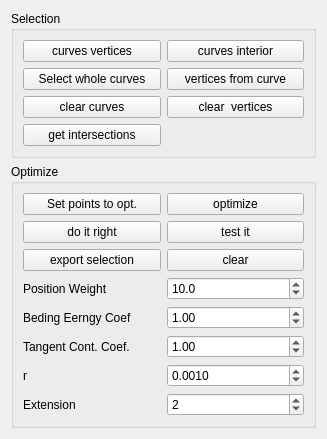
This is elastic/elasticpanel.ui in nullas/PetGL as Qt 5 draws it before an edit. The edited form follows.
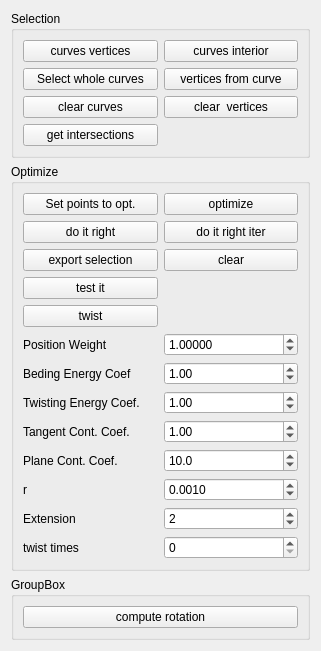
This is the edited form.

Commit message: gonna to add twisting energy

```diff
--- a/elastic/elasticpanel.ui
+++ b/elastic/elasticpanel.ui
@@ -6,14 +6,220 @@
    <rect>
     <x>0</x>
     <y>0</y>
-    <width>327</width>
-    <height>387</height>
+    <width>321</width>
+    <height>647</height>
    </rect>
   </property>
   <property name="windowTitle">
    <string>Form</string>
   </property>
   <layout class="QGridLayout" name="gridLayout_4">
+   <item row="2" column="0">
+    <widget class="QGroupBox" name="Optimize">
+     <property name="title">
+      <string>Optimize</string>
+     </property>
+     <layout class="QGridLayout" name="gridLayout">
+      <item row="0" column="0">
+       <widget class="QPushButton" name="pushButton_setInvolved">
+        <property name="text">
+         <string>Set points to opt.</string>
+        </property>
+       </widget>
+      </item>
+      <item row="2" column="1">
+       <widget class="QPushButton" name="pushButton_clear">
+        <property name="text">
+         <string>clear</string>
+        </property>
+       </widget>
+      </item>
+      <item row="9" column="0">
+       <widget class="QLabel" name="label_PlaneConstraintsCoef">
+        <property name="text">
+         <string>Plane Cont. Coef.</string>
+        </property>
+       </widget>
+      </item>
+      <item row="7" column="0">
+       <widget class="QLabel" name="label">
+        <property name="text">
+         <string>Twisting Energy Coef.</string>
+        </property>
+       </widget>
+      </item>
+      <item row="2" column="0">
+       <widget class="QPushButton" name="pushButton_exprotSelection">
+        <property name="text">
+         <string>export selection</string>
+        </property>
+       </widget>
+      </item>
+      <item row="5" column="0">
+       <widget class="QLabel" name="label_PositionConstraintsWeight">
+        <property name="text">
+         <string>Position Weight</string>
+        </property>
+       </widget>
+      </item>
+      <item row="10" column="1">
+       <widget class="QDoubleSpinBox" name="doubleSpinBox_collisionradius">
+        <property name="decimals">
+         <number>4</number>
+        </property>
+        <property name="maximum">
+         <double>1.000000000000000</double>
+        </property>
+        <property name="singleStep">
+         <double>0.001000000000000</double>
+        </property>
+        <property name="value">
+         <double>0.001000000000000</double>
+        </property>
+       </widget>
+      </item>
+      <item row="1" column="1">
+       <widget class="QPushButton" name="pushButton_doItRightIter">
+        <property name="text">
+         <string>do it right iter</string>
+        </property>
+       </widget>
+      </item>
+      <item row="11" column="0">
+       <widget class="QLabel" name="label_Extension">
+        <property name="text">
+         <string>Extension</string>
+        </property>
+       </widget>
+      </item>
+      <item row="9" column="1">
+       <widget class="QDoubleSpinBox" name="doubleSpinBox_PlaneConstraintsCoef">
+        <property name="decimals">
+         <number>1</number>
+        </property>
+        <property name="maximum">
+         <double>10000.000000000000000</double>
+        </property>
+        <property name="value">
+         <double>10.000000000000000</double>
+        </property>
+       </widget>
+      </item>
+      <item row="4" column="0">
+       <widget class="QPushButton" name="pushButton_twist">
+        <property name="text">
+         <string>twist</string>
+        </property>
+       </widget>
+      </item>
+      <item row="8" column="1">
+       <widget class="QDoubleSpinBox" name="doubleSpinBox_TangentConstraintsCoef">
+        <property name="decimals">
+         <number>2</number>
+        </property>
+        <property name="maximum">
+         <double>100.000000000000000</double>
+        </property>
+        <property name="value">
+         <double>1.000000000000000</double>
+        </property>
+       </widget>
+      </item>
+      <item row="0" column="1">
+       <widget class="QPushButton" name="pushButton_optimize">
+        <property name="text">
+         <string>optimize</string>
+        </property>
+       </widget>
+      </item>
+      <item row="11" column="1">
+       <widget class="QSpinBox" name="spinBox_extension">
+        <property name="value">
+         <number>2</number>
+        </property>
+       </widget>
+      </item>
+      <item row="3" column="0">
+       <widget class="QPushButton" name="pushButton_test">
+        <property name="text">
+         <string>test it</string>
+        </property>
+       </widget>
+      </item>
+      <item row="6" column="0">
+       <widget class="QLabel" name="label_BendingEnergyCoef">
+        <property name="text">
+         <string>Beding Energy Coef</string>
+        </property>
+       </widget>
+      </item>
+      <item row="1" column="0">
+       <widget class="QPushButton" name="pushButton_doitright">
+        <property name="text">
+         <string>do it right</string>
+        </property>
+       </widget>
+      </item>
+      <item row="10" column="0">
+       <widget class="QLabel" name="label_r">
+        <property name="text">
+         <string>r</string>
+        </property>
+       </widget>
+      </item>
+      <item row="5" column="1">
+       <widget class="QDoubleSpinBox" name="doubleSpinBox_PositionConstraintsWeight">
+        <property name="decimals">
+         <number>5</number>
+        </property>
+        <property name="maximum">
+         <double>10000.000000000000000</double>
+        </property>
+        <property name="singleStep">
+         <double>1.000000000000000</double>
+        </property>
+        <property name="value">
+         <double>1.000000000000000</double>
+        </property>
+       </widget>
+      </item>
+      <item row="6" column="1">
+       <widget class="QDoubleSpinBox" name="doubleSpinBox_BendingEnergyCoef">
+        <property name="value">
+         <double>1.000000000000000</double>
+        </property>
+       </widget>
+      </item>
+      <item row="8" column="0">
+       <widget class="QLabel" name="label_TangentCoef">
+        <property name="text">
+         <string>Tangent Cont. Coef.</string>
+        </property>
+       </widget>
+      </item>
+      <item row="7" column="1">
+       <widget class="QDoubleSpinBox" name="doubleSpinBox_TwistingEnergyCoef">
+        <property name="maximum">
+         <double>9999.989999999999782</double>
+        </property>
+        <property name="value">
+         <double>1.000000000000000</double>
+        </property>
+       </widget>
+      </item>
+      <item row="12" column="1">
+       <widget class="QSpinBox" name="spinBox_twist_times"/>
+      </item>
+      <item row="12" column="0">
+       <widget class="QLabel" name="label_twist_times">
+        <property name="text">
+         <string>twist times</string>
+        </property>
+       </widget>
+      </item>
+     </layout>
+    </widget>
+   </item>
    <item row="0" column="0">
     <widget class="QGroupBox" name="groupBox">
      <property name="title">
@@ -72,142 +278,16 @@
      </layout>
     </widget>
    </item>
-   <item row="2" column="0">
-    <widget class="QGroupBox" name="Optimize">
+   <item row="3" column="0">
+    <widget class="QGroupBox" name="groupBox_2">
      <property name="title">
-      <string>Optimize</string>
+      <string>GroupBox</string>
      </property>
-     <layout class="QGridLayout" name="gridLayout">
-      <item row="5" column="1">
-       <widget class="QDoubleSpinBox" name="doubleSpinBox_TangentConstraintsCoef">
-        <property name="decimals">
-         <number>2</number>
-        </property>
-        <property name="maximum">
-         <double>100.000000000000000</double>
-        </property>
-        <property name="value">
-         <double>1.000000000000000</double>
-        </property>
-       </widget>
-      </item>
-      <item row="6" column="1">
-       <widget class="QDoubleSpinBox" name="doubleSpinBox_collisionradius">
-        <property name="decimals">
-         <number>4</number>
-        </property>
-        <property name="maximum">
-         <double>1.000000000000000</double>
-        </property>
-        <property name="singleStep">
-         <double>0.001000000000000</double>
-        </property>
-        <property name="value">
-         <double>0.001000000000000</double>
-        </property>
-       </widget>
-      </item>
-      <item row="6" column="0">
-       <widget class="QLabel" name="label_r">
-        <property name="text">
-         <string>r</string>
-        </property>
-       </widget>
-      </item>
-      <item row="3" column="0">
-       <widget class="QLabel" name="label_PositionConstraintsWeight">
-        <property name="text">
-         <string>Position Weight</string>
-        </property>
-       </widget>
-      </item>
-      <item row="1" column="0">
-       <widget class="QPushButton" name="pushButton_doitright">
-        <property name="text">
-         <string>do it right</string>
-        </property>
-       </widget>
-      </item>
-      <item row="3" column="1">
-       <widget class="QDoubleSpinBox" name="doubleSpinBox_PositionConstraintsWeight">
-        <property name="decimals">
-         <number>1</number>
-        </property>
-        <property name="maximum">
-         <double>100000.000000000000000</double>
-        </property>
-        <property name="value">
-         <double>10.000000000000000</double>
-        </property>
-       </widget>
-      </item>
-      <item row="0" column="1">
-       <widget class="QPushButton" name="pushButton_optimize">
-        <property name="text">
-         <string>optimize</string>
-        </property>
-       </widget>
-      </item>
+     <layout class="QGridLayout" name="gridLayout_3">
       <item row="0" column="0">
-       <widget class="QPushButton" name="pushButton_setInvolved">
+       <widget class="QPushButton" name="pushButton_computeRotation">
         <property name="text">
-         <string>Set points to opt.</string>
-        </property>
-       </widget>
-      </item>
-      <item row="5" column="0">
-       <widget class="QLabel" name="label_TangentCoef">
-        <property name="text">
-         <string>Tangent Cont. Coef.</string>
-        </property>
-       </widget>
-      </item>
-      <item row="4" column="0">
-       <widget class="QLabel" name="label_BendingEnergyCoef">
-        <property name="text">
-         <string>Beding Eerngy Coef</string>
-        </property>
-       </widget>
-      </item>
-      <item row="4" column="1">
-       <widget class="QDoubleSpinBox" name="doubleSpinBox_BendingEnergyCoef">
-        <property name="value">
-         <double>1.000000000000000</double>
-        </property>
-       </widget>
-      </item>
-      <item row="1" column="1">
-       <widget class="QPushButton" name="pushButton_test">
-        <property name="text">
-         <string>test it</string>
-        </property>
-       </widget>
-      </item>
-      <item row="2" column="0">
-       <widget class="QPushButton" name="pushButton_exprotSelection">
-        <property name="text">
-         <string>export selection</string>
-        </property>
-       </widget>
-      </item>
-      <item row="2" column="1">
-       <widget class="QPushButton" name="pushButton_clear">
-        <property name="text">
-         <string>clear</string>
-        </property>
-       </widget>
-      </item>
-      <item row="7" column="0">
-       <widget class="QLabel" name="label_Extension">
-        <property name="text">
-         <string>Extension</string>
-        </property>
-       </widget>
-      </item>
-      <item row="7" column="1">
-       <widget class="QSpinBox" name="spinBox_extension">
-        <property name="value">
-         <number>2</number>
+         <string>compute rotation</string>
         </property>
        </widget>
       </item>
```
The commit also changes 14 other files.
